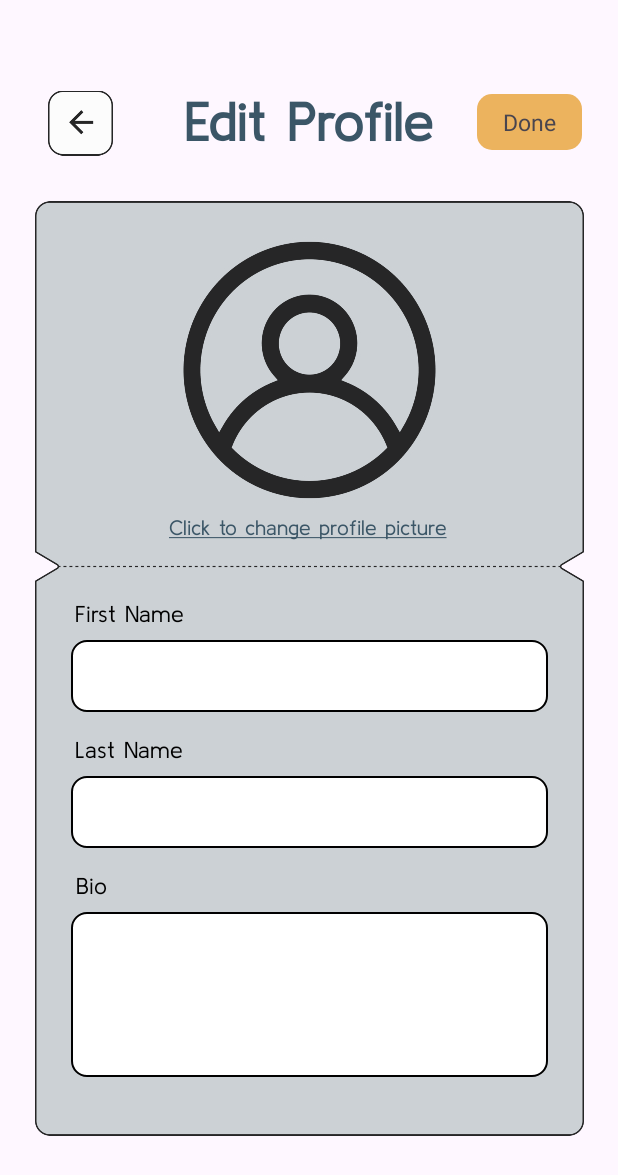
After one commit to qiting2270/Comp90018-Wanderly, an Android app: the EditProfileActivity screen opened directly, with no data from a screen before it, on a phone screen of 412 x 824 dp. The commit adds this screen. Shown: the top 1175 px of the screen. Run offline under Robolectric (Android 15) with nearby library versions, the light colour scheme and no system bars.

Commit message:
Edit Profile UI

```diff
--- a/Wanderly/app/src/main/AndroidManifest.xml
+++ b/Wanderly/app/src/main/AndroidManifest.xml
@@ -12,6 +12,9 @@
         android:supportsRtl="true"
         android:theme="@style/Theme.Wanderly"
         tools:targetApi="31">
+        <activity
+            android:name=".EditProfileActivity"
+            android:exported="false" />
         <activity
             android:name=".SettingActivity"
             android:exported="false" />
--- /dev/null
+++ b/Wanderly/app/src/main/java/com/example/wanderly/EditProfileActivity.java
@@ -0,0 +1,32 @@
+package com.example.wanderly;
+
+import android.os.Bundle;
+import android.view.View;
+import android.widget.ImageView;
+
+import androidx.activity.EdgeToEdge;
+import androidx.appcompat.app.AppCompatActivity;
+import androidx.core.graphics.Insets;
+import androidx.core.view.ViewCompat;
+import androidx.core.view.WindowInsetsCompat;
+
+public class EditProfileActivity extends AppCompatActivity {
+
+    @Override
+    protected void onCreate(Bundle savedInstanceState) {
+        super.onCreate(savedInstanceState);
+        EdgeToEdge.enable(this);
+        setContentView(R.layout.activity_edit_profile);
+
+        //back icon logic
+        ImageView backIcon = (ImageView) findViewById(R.id.back_icon);
+        backIcon.setOnClickListener(new View.OnClickListener() {
+            @Override
+            public void onClick(View view) {
+                // go back to previous activity
+                finish();
+            }
+        });
+
+    }
+}
--- a/Wanderly/app/src/main/java/com/example/wanderly/MyProfileActivity.java
+++ b/Wanderly/app/src/main/java/com/example/wanderly/MyProfileActivity.java
@@ -3,7 +3,6 @@ package com.example.wanderly;
 import static android.content.Intent.ACTION_GET_CONTENT;
 
 import android.app.Activity;
-import android.app.ProgressDialog;
 import android.content.ContentResolver;
 import android.content.Intent;
 import android.net.Uri;
@@ -64,6 +63,7 @@ public class MyProfileActivity extends AppCompatActivity {
     private ImageView menuHomeBtn;
     private TextView myProfileName;
     private ImageView myProfileSetting;
+    private TextView editProfileBtn;
     private String userLastName;
     private String userFirstName;
 
@@ -109,6 +109,7 @@ public class MyProfileActivity extends AppCompatActivity {
         menuHomeBtn = findViewById(R.id.menu_homebutton);
         myProfileName = findViewById(R.id.my_profile_name);
         myProfileSetting = findViewById(R.id.my_profile_setting);
+        editProfileBtn = findViewById(R.id.my_profile_editProfile);
 
         //myProfileName.setText(userFirstName + " " + userLastName);
         auth = FirebaseAuth.getInstance();
@@ -144,6 +145,15 @@ public class MyProfileActivity extends AppCompatActivity {
             @Override
             public void onClick(View view) {
                 Intent intent = new Intent(MyProfileActivity.this, SettingActivity.class);
+                startActivity(intent);
+            }
+        });
+
+        // navigate to edit profile page
+        editProfileBtn.setOnClickListener(new View.OnClickListener() {
+            @Override
+            public void onClick(View view) {
+                Intent intent = new Intent(MyProfileActivity.this, EditProfileActivity.class);
                 startActivity(intent);
             }
         });
--- /dev/null
+++ b/Wanderly/app/src/main/res/layout/activity_edit_profile.xml
@@ -0,0 +1,174 @@
+<?xml version="1.0" encoding="utf-8"?>
+<androidx.constraintlayout.widget.ConstraintLayout xmlns:android="http://schemas.android.com/apk/res/android"
+    xmlns:app="http://schemas.android.com/apk/res-auto"
+    xmlns:tools="http://schemas.android.com/tools"
+    android:id="@+id/main"
+    android:layout_width="match_parent"
+    android:layout_height="match_parent"
+    tools:context=".EditProfileActivity">
+
+    <ImageView
+        android:id="@+id/back_icon"
+        android:layout_width="43dp"
+        android:layout_height="44dp"
+        android:layout_marginStart="32dp"
+        android:layout_marginTop="60dp"
+        app:layout_constraintEnd_toEndOf="parent"
+        app:layout_constraintHorizontal_bias="0.0"
+        app:layout_constraintStart_toStartOf="parent"
+        app:layout_constraintTop_toTopOf="parent"
+        app:srcCompat="@drawable/back_button" />
+
+
+    <TextView
+        android:id="@+id/edit_profile_text"
+        android:layout_width="wrap_content"
+        android:layout_height="wrap_content"
+        android:layout_marginTop="60dp"
+        android:fontFamily="@font/kulim_park"
+        android:text="@string/edit_profile"
+        android:textColor="#3B5667"
+        android:textSize="36sp"
+        app:layout_constraintEnd_toEndOf="parent"
+        app:layout_constraintStart_toStartOf="parent"
+        app:layout_constraintTop_toTopOf="parent" />
+
+    <TextView
+        android:id="@+id/edit_profile_done"
+        android:layout_width="70dp"
+        android:layout_height="37dp"
+        android:layout_marginEnd="24dp"
+        android:background="@drawable/button_background"
+        android:backgroundTint="#ECB35E"
+        android:gravity="center"
+        android:text="Done"
+        android:textSize="15sp"
+        app:layout_constraintBottom_toBottomOf="@+id/edit_profile_text"
+        app:layout_constraintEnd_toEndOf="parent"
+        app:layout_constraintHorizontal_bias="1.0"
+        app:layout_constraintStart_toEndOf="@+id/edit_profile_text"
+        app:layout_constraintTop_toTopOf="@+id/edit_profile_text" />
+
+    <ImageView
+        android:id="@+id/imageView17"
+        android:layout_width="366dp"
+        android:layout_height="623dp"
+        android:layout_marginTop="32dp"
+        app:layout_constraintEnd_toEndOf="parent"
+        app:layout_constraintStart_toStartOf="parent"
+        app:layout_constraintTop_toBottomOf="@+id/edit_profile_text"
+        app:srcCompat="@drawable/frame4" />
+
+    <ImageView
+        android:id="@+id/imageView19"
+        android:layout_width="174dp"
+        android:layout_height="177dp"
+        android:layout_marginTop="24dp"
+        app:layout_constraintEnd_toEndOf="@+id/imageView17"
+        app:layout_constraintStart_toStartOf="@+id/imageView17"
+        app:layout_constraintTop_toTopOf="@+id/imageView17"
+        app:srcCompat="@drawable/vector2" />
+
+    <TextView
+        android:id="@+id/textView23"
+        android:layout_width="wrap_content"
+        android:layout_height="wrap_content"
+        android:layout_marginTop="8dp"
+        android:fontFamily="@font/kulim_park"
+        android:text="@string/click_to_change_profile_picture"
+        android:textColor="#3B5667"
+        android:textSize="14sp"
+        app:layout_constraintEnd_toEndOf="@+id/imageView17"
+        app:layout_constraintHorizontal_bias="0.494"
+        app:layout_constraintStart_toStartOf="@+id/imageView17"
+        app:layout_constraintTop_toBottomOf="@+id/imageView19" />
+
+    <TextView
+        android:id="@+id/textView24"
+        android:layout_width="wrap_content"
+        android:layout_height="wrap_content"
+        android:layout_marginStart="24dp"
+        android:layout_marginTop="40dp"
+        android:fontFamily="@font/kulim_park"
+        android:text="First Name"
+        android:textColor="@color/black"
+        android:textSize="15sp"
+        app:layout_constraintEnd_toEndOf="@+id/imageView17"
+        app:layout_constraintHorizontal_bias="0.01"
+        app:layout_constraintStart_toStartOf="@+id/imageView17"
+        app:layout_constraintTop_toBottomOf="@+id/textView23" />
+
+    <EditText
+        android:id="@+id/edit_profile_firstName"
+        android:layout_width="0dp"
+        android:layout_height="48dp"
+        android:layout_marginStart="24dp"
+        android:layout_marginTop="8dp"
+        android:layout_marginEnd="24dp"
+        android:background="@drawable/rounded_edittext_background"
+        app:layout_constraintEnd_toEndOf="@+id/imageView17"
+        app:layout_constraintHorizontal_bias="0.0"
+        app:layout_constraintStart_toStartOf="@+id/imageView17"
+        app:layout_constraintTop_toBottomOf="@+id/textView24" />
+
+    <TextView
+        android:id="@+id/textView25"
+        android:layout_width="wrap_content"
+        android:layout_height="wrap_content"
+        android:layout_marginStart="24dp"
+        android:layout_marginTop="16dp"
+        android:fontFamily="@font/kulim_park"
+        android:text="Last Name"
+        android:textColor="@color/black"
+        android:textSize="15sp"
+        app:layout_constraintEnd_toEndOf="@+id/imageView17"
+        app:layout_constraintHorizontal_bias="0.01"
+        app:layout_constraintStart_toStartOf="@+id/imageView17"
+        app:layout_constraintTop_toBottomOf="@+id/edit_profile_firstName" />
+
+    <EditText
+        android:id="@+id/edit_profile_lastName"
+        android:layout_width="0dp"
+        android:layout_height="48dp"
+        android:layout_marginStart="24dp"
+        android:layout_marginTop="8dp"
+        android:layout_marginEnd="24dp"
+        android:background="@drawable/rounded_edittext_background"
+        app:layout_constraintEnd_toEndOf="@+id/imageView17"
+        app:layout_constraintHorizontal_bias="0.0"
+        app:layout_constraintStart_toStartOf="@+id/imageView17"
+        app:layout_constraintTop_toBottomOf="@+id/textView25" />
+
+    <TextView
+        android:id="@+id/textView26"
+        android:layout_width="wrap_content"
+        android:layout_height="wrap_content"
+        android:layout_marginStart="24dp"
+        android:layout_marginTop="16dp"
+        android:fontFamily="@font/kulim_park"
+        android:text="Bio"
+        android:textColor="@color/black"
+        android:textSize="15sp"
+        app:layout_constraintEnd_toEndOf="@+id/imageView17"
+        app:layout_constraintHorizontal_bias="0.01"
+        app:layout_constraintStart_toStartOf="@+id/imageView17"
+        app:layout_constraintTop_toBottomOf="@+id/edit_profile_lastName" />
+
+    <EditText
+        android:id="@+id/edit_profile_Bio"
+        android:layout_width="0dp"
+        android:layout_height="110dp"
+        android:layout_marginStart="24dp"
+        android:layout_marginTop="8dp"
+        android:layout_marginEnd="24dp"
+        android:background="@drawable/rounded_edittext_background"
+        app:layout_constraintEnd_toEndOf="@+id/imageView17"
+        app:layout_constraintHorizontal_bias="0.0"
+        app:layout_constraintStart_toStartOf="@+id/imageView17"
+        app:layout_constraintTop_toBottomOf="@+id/textView26"
+        android:gravity="top|start"
+        android:inputType="textMultiLine"/>
+
+
+
+</androidx.constraintlayout.widget.ConstraintLayout>
--- a/Wanderly/app/src/main/res/values/strings.xml
+++ b/Wanderly/app/src/main/res/values/strings.xml
@@ -17,5 +17,7 @@
     <string name="privacy_security"><b><![CDATA[Privacy & Security]]></b></string>
     <string name="notification"><b>Notification</b></string>
     <string name="change_password"><u>Change password</u></string>
+    <string name="edit_profile"><b>Edit Profile</b></string>
+    <string name="click_to_change_profile_picture"><u>Click to change profile picture</u></string>
 
 </resources>
```
Also changed, not shown: Wanderly/app/src/main/res/drawable/frame4.png (added), Wanderly/app/src/main/res/drawable/vector2.png (added).
